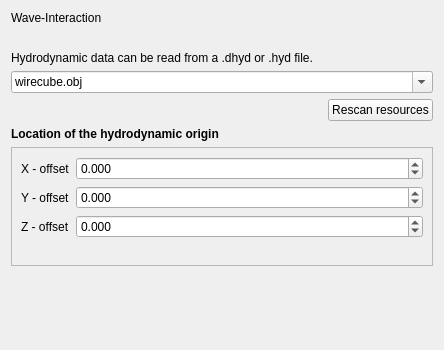
Old version of the form guis/widget_waveinteraction.ui in the repository RubendeBruin/DAVE.
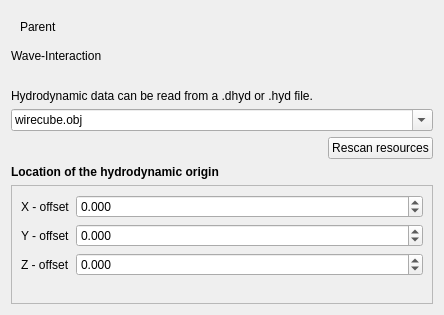
New version of the form. Custom widgets are drawn as their Qt base class.

Patch:
```diff
--- a/guis/widget_waveinteraction.ui
+++ b/guis/widget_waveinteraction.ui
@@ -7,7 +7,7 @@
     <x>0</x>
     <y>0</y>
     <width>444</width>
-    <height>350</height>
+    <height>314</height>
    </rect>
   </property>
   <property name="windowTitle">
@@ -17,6 +17,35 @@
    <locale language="English" country="UnitedStates"/>
   </property>
   <layout class="QVBoxLayout" name="verticalLayout">
+   <item>
+    <widget class="QWidget" name="widget_2" native="true">
+     <layout class="QHBoxLayout" name="horizontalLayout_2">
+      <item>
+       <widget class="QLabel" name="label_13">
+        <property name="sizePolicy">
+         <sizepolicy hsizetype="Minimum" vsizetype="Preferred">
+          <horstretch>0</horstretch>
+          <verstretch>0</verstretch>
+         </sizepolicy>
+        </property>
+        <property name="text">
+         <string>Parent</string>
+        </property>
+       </widget>
+      </item>
+      <item>
+       <widget class="QNodePicker" name="widgetParent" native="true">
+        <property name="sizePolicy">
+         <sizepolicy hsizetype="MinimumExpanding" vsizetype="Preferred">
+          <horstretch>0</horstretch>
+          <verstretch>0</verstretch>
+         </sizepolicy>
+        </property>
+       </widget>
+      </item>
+     </layout>
+    </widget>
+   </item>
    <item>
     <widget class="QLabel" name="label_12">
      <property name="text">
@@ -221,6 +250,14 @@
    </item>
   </layout>
  </widget>
+ <customwidgets>
+  <customwidget>
+   <class>QNodePicker</class>
+   <extends>QWidget</extends>
+   <header>DAVE.gui.helpers.qnodepicker</header>
+   <container>1</container>
+  </customwidget>
+ </customwidgets>
  <resources/>
  <connections/>
 </ui>
```
